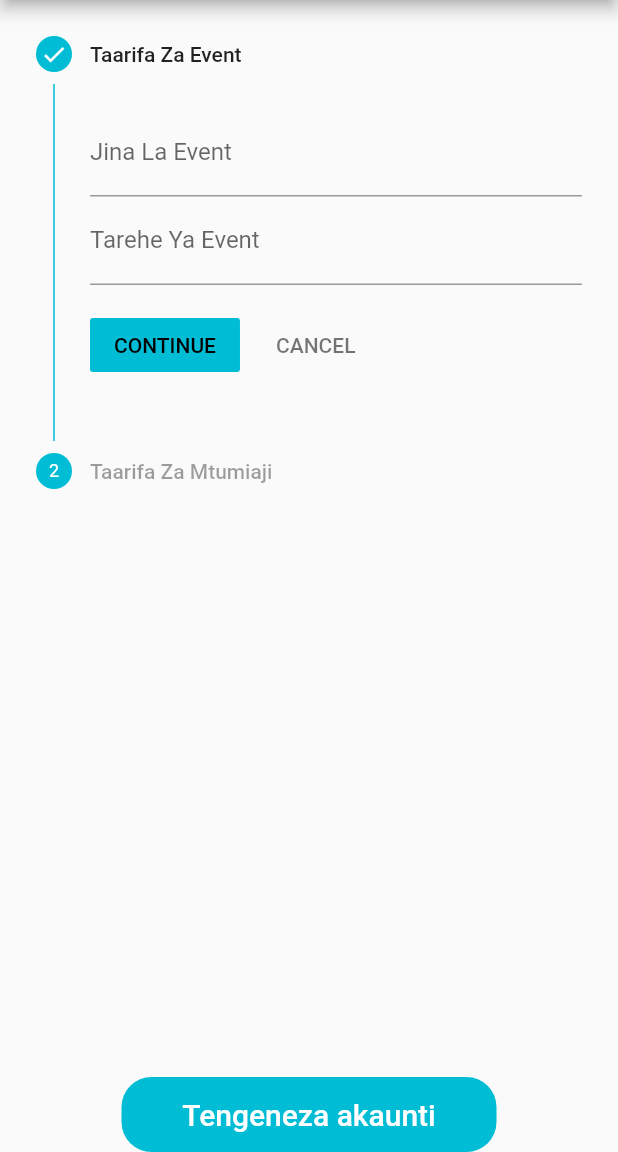
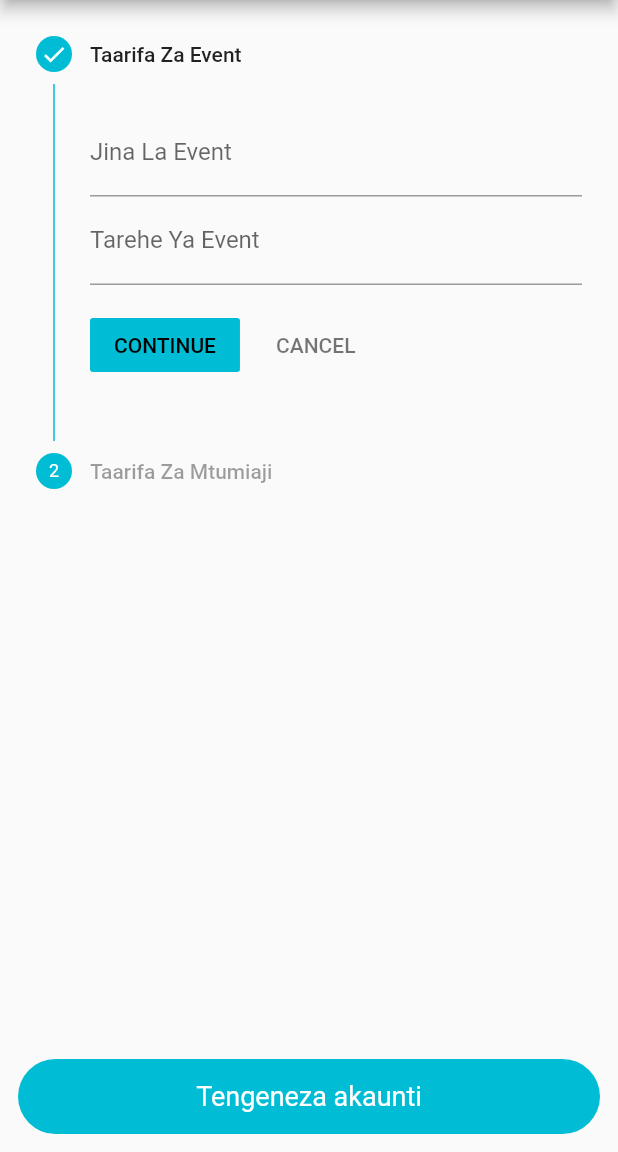
Before and after one commit to gabbymushi/michango_app, a Flutter app: the Registration screen opened by its route, on a phone screen of 412 x 824 dp, the part 84-1236 px from its top. Run offline on Flutter 3.47's test engine with Material 2 defaults, Android fonts, the phone set to English and light mode, and no system bars; our stand-ins replace shared_preferences; accounts and stored records are empty.

Commit message:
Make submit button full width on register screen

```diff
--- a/lib/pages/widgets/registration.dart
+++ b/lib/pages/widgets/registration.dart
@@ -142,15 +142,27 @@ class _RegistrationState extends State<Registration> {
               ),
               Container(
                 height: 50,
-                width: 250,
-                margin: const EdgeInsets.only(top: 0.0),
+                width: double.infinity,
+                margin: const EdgeInsets.only(
+                  top: 0.0,
+                  bottom: 12,
+                  left: 12,
+                  right: 12,
+                ),
                 decoration: BoxDecoration(
-                    color: Colors.cyan,
-                    borderRadius: BorderRadius.circular(20)),
+                  color: Colors.cyan,
+                  borderRadius: BorderRadius.circular(100),
+                ),
                 child: TextButton(
                   onPressed: _submitForm,
-                  child: Text('Tengeneza akaunti',
-                      style: TextStyle(color: Colors.white, fontSize: 20)),
+                  child: Text(
+                    'Tengeneza akaunti',
+                    style: TextStyle(
+                      color: Colors.white,
+                      fontSize: 18,
+                      fontWeight: FontWeight.w400,
+                    ),
+                  ),
                 ),
               ),
             ],
@@ -202,7 +214,7 @@ class _RegistrationState extends State<Registration> {
       try {
         EventService eventService = new EventService();
 
-       await eventService.createInitialEvent(eventUser);
+        await eventService.createInitialEvent(eventUser);
         clearInputFields();
 
         ScaffoldMessenger.of(context).showSnackBar(
```
